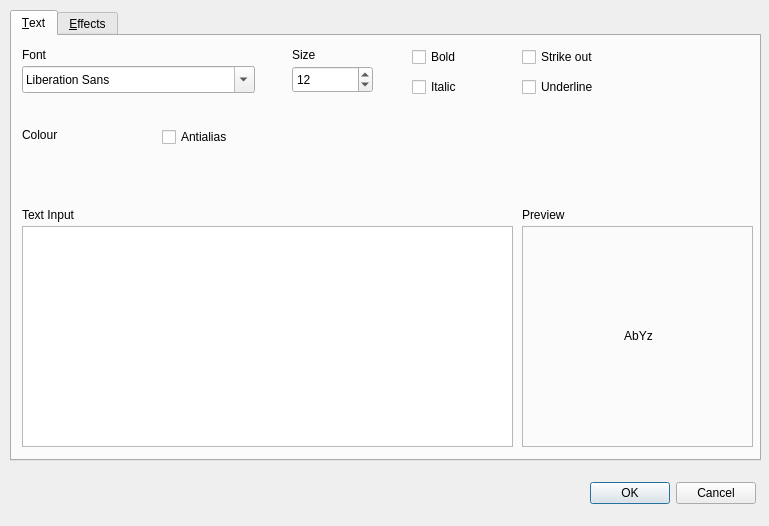
Qt form src/textdialog.ui (PhotoFlare/photoflare) before a commit.
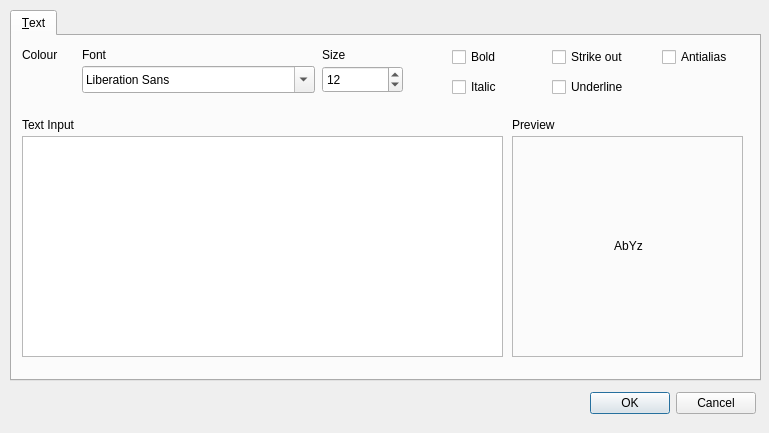
The same form after that commit.

The edit to the form file:
```diff
--- a/src/textdialog.ui
+++ b/src/textdialog.ui
@@ -7,19 +7,22 @@
     <x>0</x>
     <y>0</y>
     <width>769</width>
-    <height>526</height>
+    <height>433</height>
    </rect>
   </property>
   <property name="windowTitle">
    <string>Text</string>
   </property>
   <widget class="QTabWidget" name="tabWidget">
+   <property name="enabled">
+    <bool>true</bool>
+   </property>
    <property name="geometry">
     <rect>
      <x>10</x>
      <y>10</y>
      <width>751</width>
-     <height>451</height>
+     <height>371</height>
     </rect>
    </property>
    <property name="currentIndex">
@@ -32,7 +35,7 @@
     <widget class="QFontComboBox" name="fontComboBox">
      <property name="geometry">
       <rect>
-       <x>10</x>
+       <x>70</x>
        <y>30</y>
        <width>233</width>
        <height>27</height>
@@ -42,7 +45,7 @@
     <widget class="QLabel" name="label">
      <property name="geometry">
       <rect>
-       <x>10</x>
+       <x>70</x>
        <y>10</y>
        <width>67</width>
        <height>17</height>
@@ -55,7 +58,7 @@
     <widget class="QLabel" name="label_2">
      <property name="geometry">
       <rect>
-       <x>280</x>
+       <x>310</x>
        <y>10</y>
        <width>67</width>
        <height>17</height>
@@ -68,7 +71,7 @@
     <widget class="QSpinBox" name="fontSizeSpinner">
      <property name="geometry">
       <rect>
-       <x>280</x>
+       <x>310</x>
        <y>30</y>
        <width>81</width>
        <height>27</height>
@@ -82,7 +85,7 @@
      <property name="geometry">
       <rect>
        <x>10</x>
-       <y>170</y>
+       <y>80</y>
        <width>67</width>
        <height>17</height>
       </rect>
@@ -95,8 +98,8 @@
      <property name="geometry">
       <rect>
        <x>10</x>
-       <y>190</y>
-       <width>491</width>
+       <y>100</y>
+       <width>481</width>
        <height>221</height>
       </rect>
      </property>
@@ -104,8 +107,8 @@
     <widget class="QLabel" name="label_4">
      <property name="geometry">
       <rect>
-       <x>510</x>
-       <y>170</y>
+       <x>500</x>
+       <y>80</y>
        <width>67</width>
        <height>17</height>
       </rect>
@@ -117,8 +120,8 @@
     <widget class="QFrame" name="frame">
      <property name="geometry">
       <rect>
-       <x>510</x>
-       <y>190</y>
+       <x>500</x>
+       <y>100</y>
        <width>231</width>
        <height>221</height>
       </rect>
@@ -149,7 +152,7 @@
     <widget class="QCheckBox" name="checkBoxBold">
      <property name="geometry">
       <rect>
-       <x>400</x>
+       <x>440</x>
        <y>10</y>
        <width>97</width>
        <height>22</height>
@@ -162,7 +165,7 @@
     <widget class="QCheckBox" name="checkBoxItalic">
      <property name="geometry">
       <rect>
-       <x>400</x>
+       <x>440</x>
        <y>40</y>
        <width>97</width>
        <height>22</height>
@@ -175,7 +178,7 @@
     <widget class="QCheckBox" name="checkBoxStrike">
      <property name="geometry">
       <rect>
-       <x>510</x>
+       <x>540</x>
        <y>10</y>
        <width>97</width>
        <height>22</height>
@@ -188,7 +191,7 @@
     <widget class="QCheckBox" name="checkBoxUnderline">
      <property name="geometry">
       <rect>
-       <x>510</x>
+       <x>540</x>
        <y>40</y>
        <width>97</width>
        <height>22</height>
@@ -202,7 +205,7 @@
      <property name="geometry">
       <rect>
        <x>10</x>
-       <y>90</y>
+       <y>10</y>
        <width>67</width>
        <height>17</height>
       </rect>
@@ -215,9 +218,9 @@
      <property name="geometry">
       <rect>
        <x>10</x>
-       <y>111</y>
-       <width>71</width>
-       <height>31</height>
+       <y>30</y>
+       <width>51</width>
+       <height>27</height>
       </rect>
      </property>
      <property name="autoFillBackground">
@@ -230,8 +233,8 @@
     <widget class="QCheckBox" name="checkBoxAntialias">
      <property name="geometry">
       <rect>
-       <x>150</x>
-       <y>90</y>
+       <x>650</x>
+       <y>10</y>
        <width>96</width>
        <height>22</height>
       </rect>
@@ -240,18 +243,29 @@
       <string>Antialias</string>
      </property>
     </widget>
-   </widget>
-   <widget class="QWidget" name="tab_2">
-    <attribute name="title">
-     <string>&amp;Effects</string>
-    </attribute>
+    <zorder>fontComboBox</zorder>
+    <zorder>label</zorder>
+    <zorder>label_2</zorder>
+    <zorder>fontSizeSpinner</zorder>
+    <zorder>label_3</zorder>
+    <zorder>plainTextEdit</zorder>
+    <zorder>label_4</zorder>
+    <zorder>frame</zorder>
+    <zorder>checkBoxBold</zorder>
+    <zorder>checkBoxItalic</zorder>
+    <zorder>checkBoxStrike</zorder>
+    <zorder>checkBoxUnderline</zorder>
+    <zorder>label_5</zorder>
+    <zorder>textColour</zorder>
+    <zorder>checkBoxAntialias</zorder>
+    <zorder>textPreview</zorder>
    </widget>
   </widget>
   <widget class="QDialogButtonBox" name="buttonBoxtextDialog">
    <property name="geometry">
     <rect>
      <x>580</x>
-     <y>480</y>
+     <y>390</y>
      <width>176</width>
      <height>27</height>
     </rect>
```
